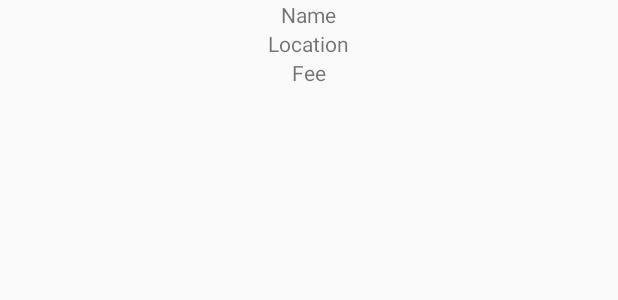
After one commit to AlstonLin/PennApps-Android, an Android app: the layout request_list_item.xml on its own in the app's theme, with its tools: preview values and no code run, on a phone screen of 412 x 824 dp. The commit adds this screen. Shown: the top 300 px of the screen. Run offline under Robolectric (Android 15) with nearby library versions, the phone set to English and light mode, and no system bars.

Commit message:
Added ListView

```diff
--- /dev/null
+++ b/app/src/main/res/layout/request_list_item.xml
@@ -0,0 +1,28 @@
+<?xml version="1.0" encoding="utf-8"?>
+<LinearLayout xmlns:android="http://schemas.android.com/apk/res/android"
+    android:orientation="vertical" android:layout_width="fill_parent"
+    android:layout_height="match_parent"
+    android:id="@+id/events_list">
+
+
+    <TextView
+        android:layout_width="wrap_content"
+        android:layout_height="wrap_content"
+        android:text="Name"
+        android:id="@+id/name"
+        android:layout_gravity="center_horizontal" />
+
+    <TextView
+        android:layout_width="wrap_content"
+        android:layout_height="wrap_content"
+        android:text="Location"
+        android:id="@+id/location"
+        android:layout_gravity="center_horizontal" />
+
+    <TextView
+        android:layout_width="wrap_content"
+        android:layout_height="wrap_content"
+        android:text="Fee"
+        android:id="@+id/fee"
+        android:layout_gravity="center_horizontal" />
+</LinearLayout>
--- a/app/src/main/res/layout/request_pop_up.xml
+++ b/app/src/main/res/layout/request_pop_up.xml
@@ -83,6 +83,7 @@
         android:layout_width="wrap_content"
         android:layout_height="wrap_content"
         android:text="Cancel"
+        android:onClick="cancel"
         android:layout_marginLeft="150dp"
         android:id="@+id/cancel" />
     >
@@ -91,6 +92,7 @@
         android:layout_width="wrap_content"
         android:layout_height="wrap_content"
         android:text="Request Item"
+        android:onClick="request"
         android:id="@+id/request_item" />
 
     </RelativeLayout>
```
Also changed, not shown: app/src/main/java/io/alstonlin/pennapps_android/BuyFragment.java (+94 -13 lines), app/src/main/java/io/alstonlin/pennapps_android/DAO.java (+10 -1 lines), app/src/main/java/io/alstonlin/pennapps_android/Request.java (added, +24 -0 lines), app/src/main/res/layout/buy_fragment.xml (+5 -4 lines).
